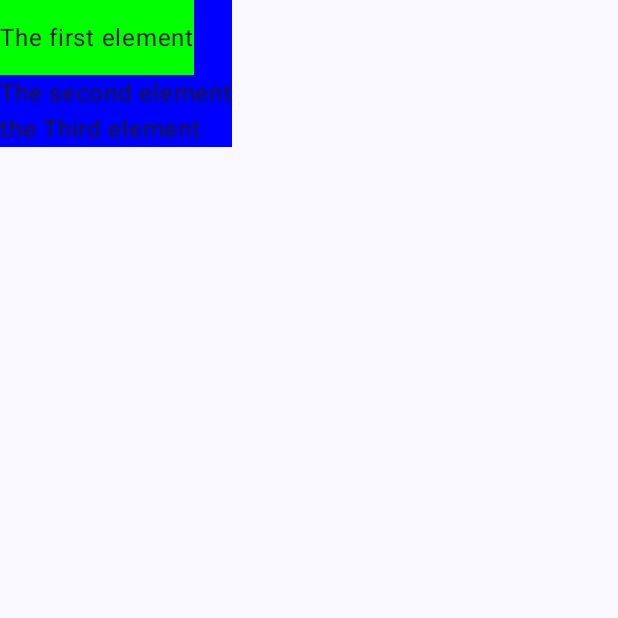
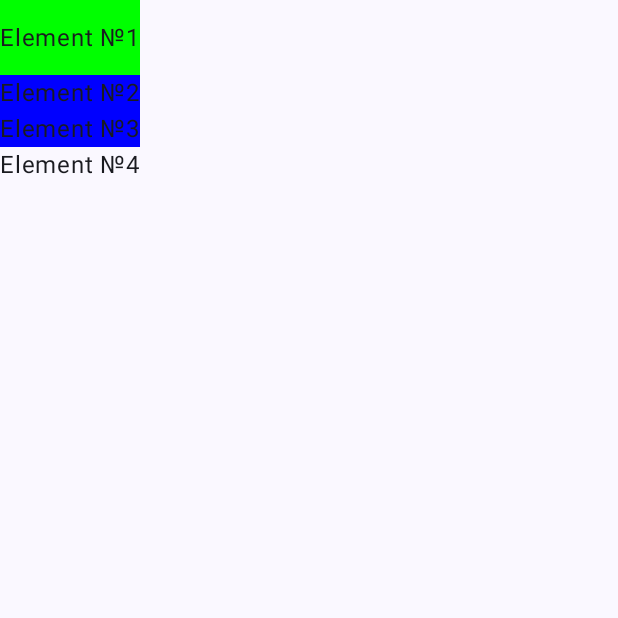
Before and after one commit to kranid/TraversalFocusBugDemo, an Android app built with Jetpack Compose: the composable BreakingFocusContainer shown on its own in the app's theme, on a phone screen of 412 x 824 dp, the top half of it. Run offline under Robolectric (Android 15) with nearby library versions, the phone set to English and light mode, and no system bars.

Commit message:
some changes

```diff
--- a/app/src/main/java/com/example/traversalfocusbugdemo/MainActivity.kt
+++ b/app/src/main/java/com/example/traversalfocusbugdemo/MainActivity.kt
@@ -5,6 +5,7 @@ import androidx.activity.ComponentActivity
 import androidx.activity.compose.setContent
 import androidx.compose.foundation.background
 import androidx.compose.foundation.layout.Box
+import androidx.compose.foundation.layout.Column
 import androidx.compose.foundation.layout.fillMaxSize
 import androidx.compose.foundation.layout.height
 import androidx.compose.foundation.lazy.LazyColumn
@@ -20,18 +21,18 @@ class MainActivity : ComponentActivity() {
         override fun onCreate(savedInstanceState: Bundle?) {
             super.onCreate(savedInstanceState)
             setContent {
+                Box(
+                    modifier = Modifier
+                        .fillMaxSize()
+                ) {
                     BreakingFocusContainer()
+                }
             }
         }
     }
 
     @Composable
     fun BreakingFocusContainer() {
-    Box(
-        modifier = Modifier
-            .fillMaxSize()
-            .background(Color.Gray)
-    ) {
         Scaffold(topBar = {
             Box(
                 modifier = Modifier
@@ -39,17 +40,19 @@ fun BreakingFocusContainer() {
                     .background(Color.Green),
                 contentAlignment = Alignment.Center
             ) {
-                Text("The first element")
+                Text("Element №1")
             }
         }
         ) { padding ->
+            Column {
                 LazyColumn(
                     contentPadding = padding,
                     modifier = Modifier.background(Color.Blue)
                 ) {
-                item { Text("The second element") }
-                item { Text("the Third element") }
+                    item { Text("Element №2") }
+                    item { Text("Element №3") }
+                }
+                Text("Element №4")
             }
         }
     }
-}
```
Lines whose indentation alone changed are shown as unchanged.
